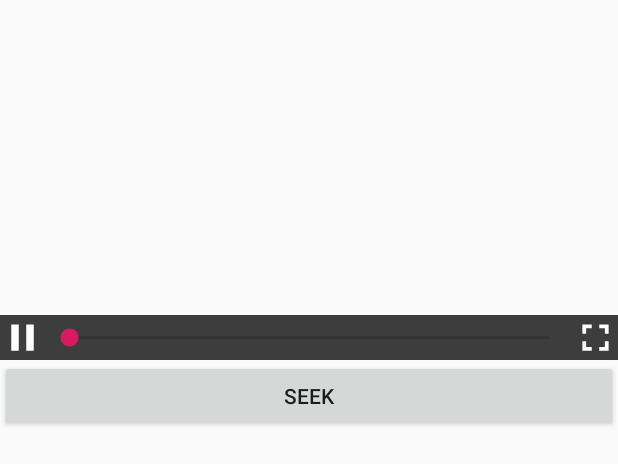
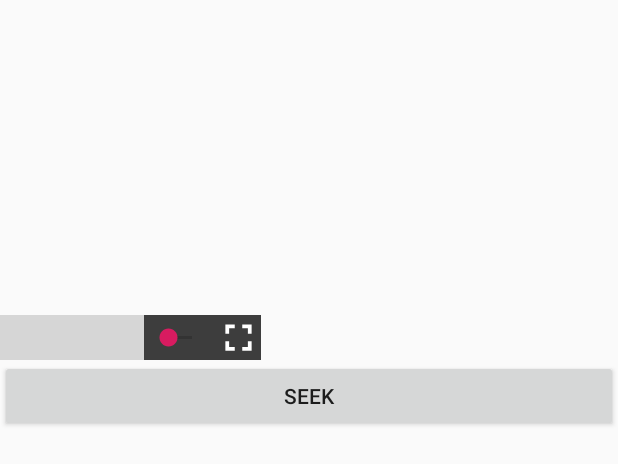
Before and after one commit to a1203991686/bytedance-android, an Android app: the layout activity_main.xml on its own in the app's theme, with its tools: preview values and no code run, on a phone screen of 412 x 824 dp. Shown: the top 464 px of the screen. Run offline under Robolectric (Android 15) with nearby library versions, the phone set to English and light mode, and no system bars; grey boxes are pictures that could not be loaded.

Commit message:
优化第7章Demo

```diff
--- a/Chapter-7/assignment/VideoPlayer/app/src/main/java/com/bytedance/videoplayer/ijkplayer/VideoPlayerIJK.java
+++ b/Chapter-7/assignment/VideoPlayer/app/src/main/java/com/bytedance/videoplayer/ijkplayer/VideoPlayerIJK.java
@@ -203,6 +203,12 @@ public class VideoPlayerIJK extends FrameLayout {
      * -------======--------- 下面封装了一下控制视频的方法
      */
 
+    public void firstStart() {
+        if (mMediaPlayer != null) {
+
+        }
+    }
+
     public void start() {
         if (mMediaPlayer != null) {
             mMediaPlayer.start();
--- a/Chapter-7/assignment/VideoPlayer/app/src/main/java/com/bytedance/videoplayer/ijkplayer/VideoPlayerListener.java
+++ b/Chapter-7/assignment/VideoPlayer/app/src/main/java/com/bytedance/videoplayer/ijkplayer/VideoPlayerListener.java
@@ -33,6 +33,7 @@ public class VideoPlayerListener implements IMediaPlayer.OnBufferingUpdateListen
     @Override
     public void onPrepared(IMediaPlayer iMediaPlayer) {
 //        iMediaPlayer.start();
+        iMediaPlayer.pause();
     }
 
     @Override
--- a/Chapter-7/assignment/VideoPlayer/app/src/main/res/layout/activity_main.xml
+++ b/Chapter-7/assignment/VideoPlayer/app/src/main/res/layout/activity_main.xml
@@ -5,13 +5,14 @@
     android:orientation="vertical">
 
     <FrameLayout
-        android:layout_width="match_parent"
-        android:layout_height="240dp">
+        android:id="@+id/layout_ijkPlayer"
+        android:layout_width="wrap_content"
+        android:layout_height="wrap_content">
 
         <com.bytedance.videoplayer.ijkplayer.VideoPlayerIJK
             android:id="@+id/ijkPlayer"
             android:layout_width="match_parent"
-            android:layout_height="match_parent" />
+            android:layout_height="240dp" />
 
         <LinearLayout
             android:layout_width="match_parent"
@@ -26,7 +27,7 @@
                 android:layout_width="wrap_content"
                 android:layout_height="wrap_content"
                 android:contentDescription="@string/startOrPause"
-                android:src="@drawable/ic_pause_white_30dp" />
+                android:src="@drawable/ic_play_arrow_white_30dp" />
 
             <SeekBar
                 android:id="@+id/seekBar"
--- a/Chapter-7/assignment/VideoPlayer/app/src/main/res/values/styles.xml
+++ b/Chapter-7/assignment/VideoPlayer/app/src/main/res/values/styles.xml
@@ -1,7 +1,7 @@
 <resources>
 
     <!-- Base application theme. -->
-    <style name="AppTheme" parent="Theme.AppCompat.Light.DarkActionBar">
+    <style name="AppTheme" parent="Theme.AppCompat.Light.NoActionBar">
         <!-- Customize your theme here. -->
         <item name="colorPrimary">@color/colorPrimary</item>
         <item name="colorPrimaryDark">@color/colorPrimaryDark</item>
```
Also changed, not shown: Chapter-7/assignment/VideoPlayer/app/src/main/java/com/bytedance/videoplayer/MainActivity.java (+105 -68 lines).
